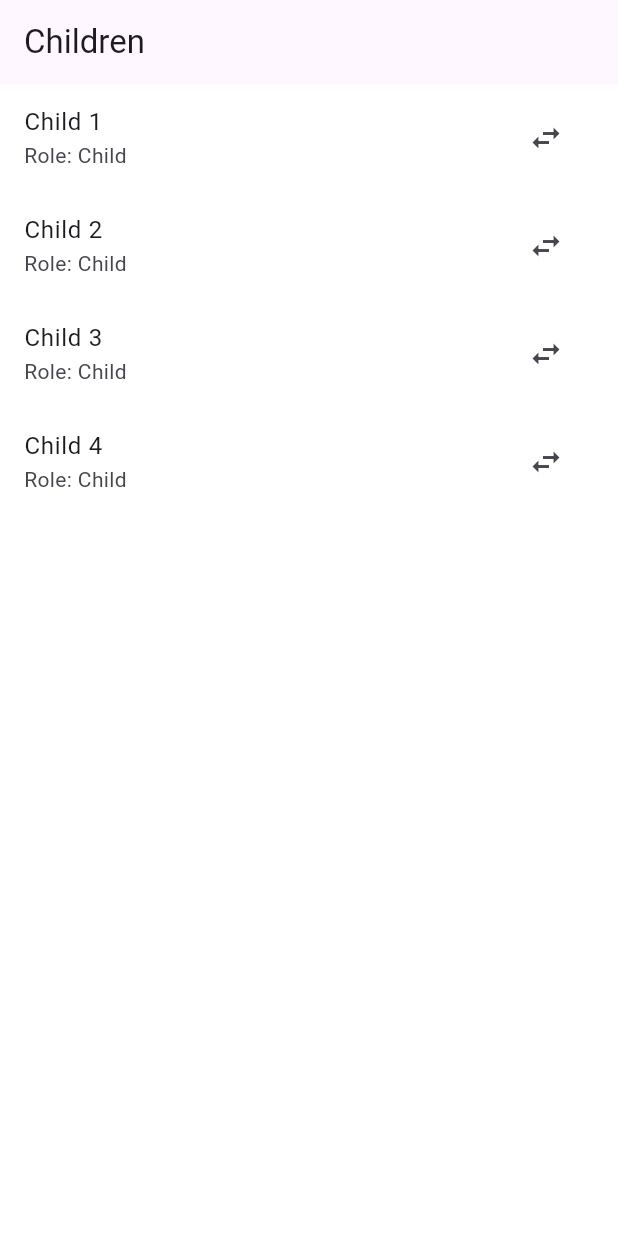
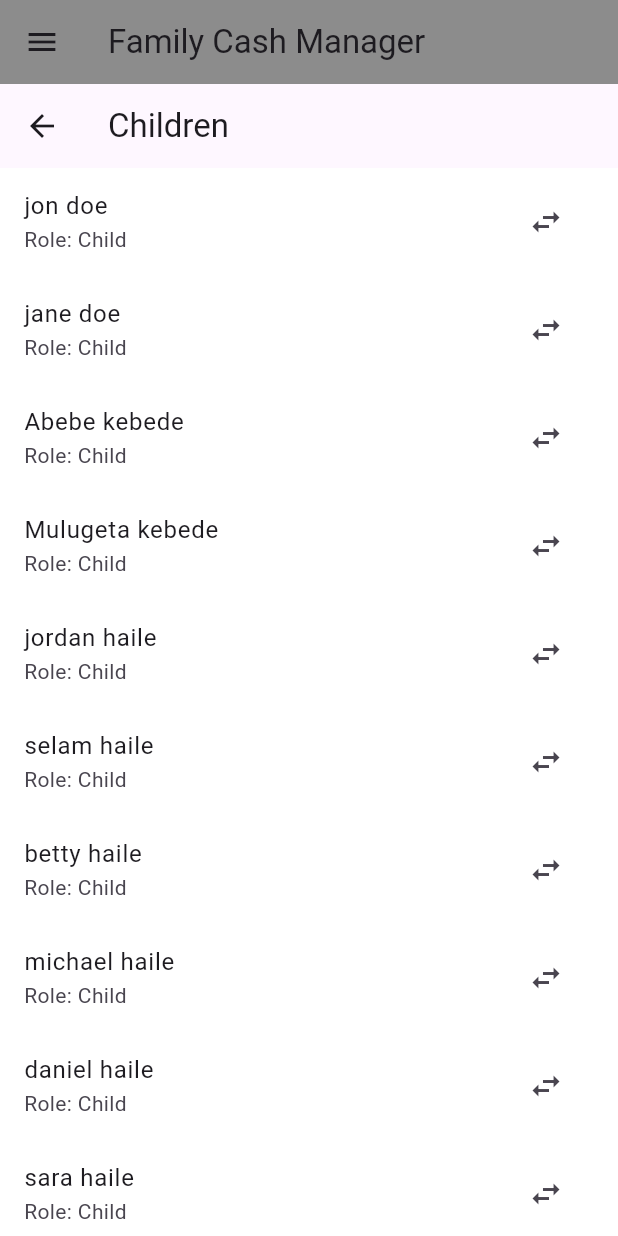
Before and after one commit to Tamiru-Alemnew/flutter-2024-proj-riverpod, a Flutter app: the screen it shows after launch, on a phone screen of 412 x 824 dp. Run offline on Flutter 3.47's test engine with Material 3 defaults, Android fonts, the phone set to English and light mode, and no system bars.

Commit message:
finalize the navigations

```diff
--- a/family_cash_manager/lib/Pages/children.dart
+++ b/family_cash_manager/lib/Pages/children.dart
@@ -1,4 +1,28 @@
+import 'package:family_cash_manager/widgets/common_sidebar.dart';
 import 'package:flutter/material.dart';
+
+class Child {
+  String name;
+  String role;
+
+  Child(this.name, this.role);
+}
+
+class MangeChildren extends StatelessWidget {
+  const MangeChildren({Key? key});
+
+  @override
+  Widget build(BuildContext context) {
+    return Scaffold(
+      drawer: const CommonSideBar(),
+      appBar: AppBar(
+        backgroundColor: Colors.black45,
+        title: const Text('Family Cash Manager'),
+      ),
+      body:  ChildrenPage(),
+    );
+  }
+}
 
 class ChildrenPage extends StatefulWidget {
   @override
@@ -6,25 +30,38 @@ class ChildrenPage extends StatefulWidget {
 }
 
 class _ChildrenPageState extends State<ChildrenPage> {
-  List<String> childrenList = [
-    'Child 1',
-    'Child 2',
-    'Child 3',
-    'Child 4',
+
+  List<Child> childrenList = [
+    Child('jon doe', 'Child'),
+    Child('jane doe', 'Child'),
+    Child('Abebe kebede', 'Child'),
+    Child('Mulugeta kebede', 'Child'),
+    Child('jordan haile', 'Child'),
+    Child('selam haile', 'Child'),
+    Child('betty haile', 'Child'),
+    Child('michael haile', 'Child'),
+    Child('daniel haile', 'Child'),
+    Child('sara haile', 'Child'),
+    Child('ursula haile', 'Child'),
   ];
 
   @override
   Widget build(BuildContext context) {
     return Scaffold(
       appBar: AppBar(
+        leading: IconButton(
+          icon: const Icon(Icons.arrow_back),
+          onPressed: () {
+            Navigator.pop(context);
+          }),
         title: Text('Children'),
       ),
       body: ListView.builder(
         itemCount: childrenList.length,
         itemBuilder: (context, index) {
           return ListTile(
-            title: Text(childrenList[index]),
-            subtitle: Text('Role: ${_getRole(index)}'),
+            title: Text(childrenList[index].name),
+            subtitle: Text('Role: ${childrenList[index].role}'),
             trailing: IconButton(
               icon: Icon(Icons.swap_horiz),
               onPressed: () {
@@ -37,14 +74,6 @@ class _ChildrenPageState extends State<ChildrenPage> {
     );
   }
 
-  String _getRole(int index) {
-    if (childrenList[index].startsWith('Child')) {
-      return 'Child';
-    } else {
-      return 'Parent ${index + 1}';
-    }
-  }
-
   void _showConfirmationDialog(int index) {
     showDialog(
       context: context,
@@ -52,7 +81,7 @@ class _ChildrenPageState extends State<ChildrenPage> {
         return AlertDialog(
           title: Text("Change Role"),
           content: Text(
-              "Do you want to change ${childrenList[index]}'s role to parent?"),
+              "Do you want to change ${childrenList[index].name}'s role?"),
           actions: [
             ElevatedButton(
               child: Text("Cancel"),
@@ -75,8 +104,14 @@ class _ChildrenPageState extends State<ChildrenPage> {
   }
 
   void _changeRole(int index) {
+    if (childrenList[index].role == 'Parent ') {
+      setState(() {
+        childrenList[index].role = 'Child';
+      });
+      return;
+    }
     setState(() {
-      childrenList[index] = 'Parent ${index + 1}';
+      childrenList[index].role = 'Parent ';
     });
   }
 
--- a/family_cash_manager/lib/main.dart
+++ b/family_cash_manager/lib/main.dart
@@ -19,7 +19,7 @@ class MyApp extends StatelessWidget {
       theme: ThemeData(
         scaffoldBackgroundColor: Color.fromARGB(255, 255, 255, 255),
       ),
-      home:  ChildrenPage(),
+      home:  MangeChildren(),
     );
   }
 }
```
Also changed, not shown: family_cash_manager/lib/Pages/home_page.dart (+10 -8 lines), family_cash_manager/lib/widgets/common_sidebar.dart (+37 -6 lines).
